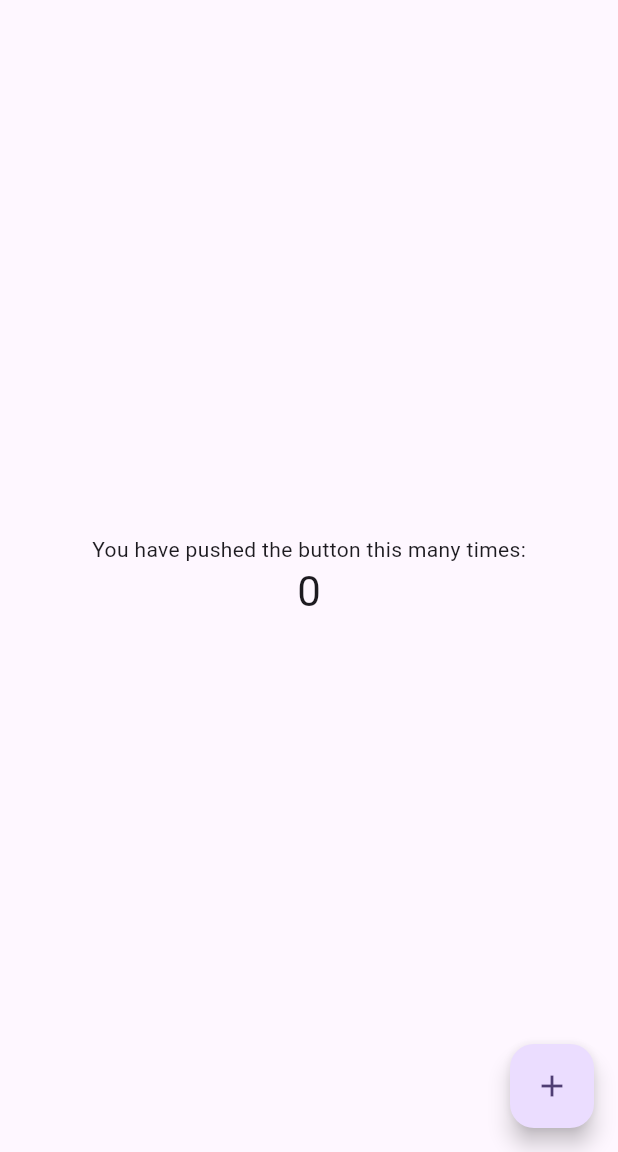
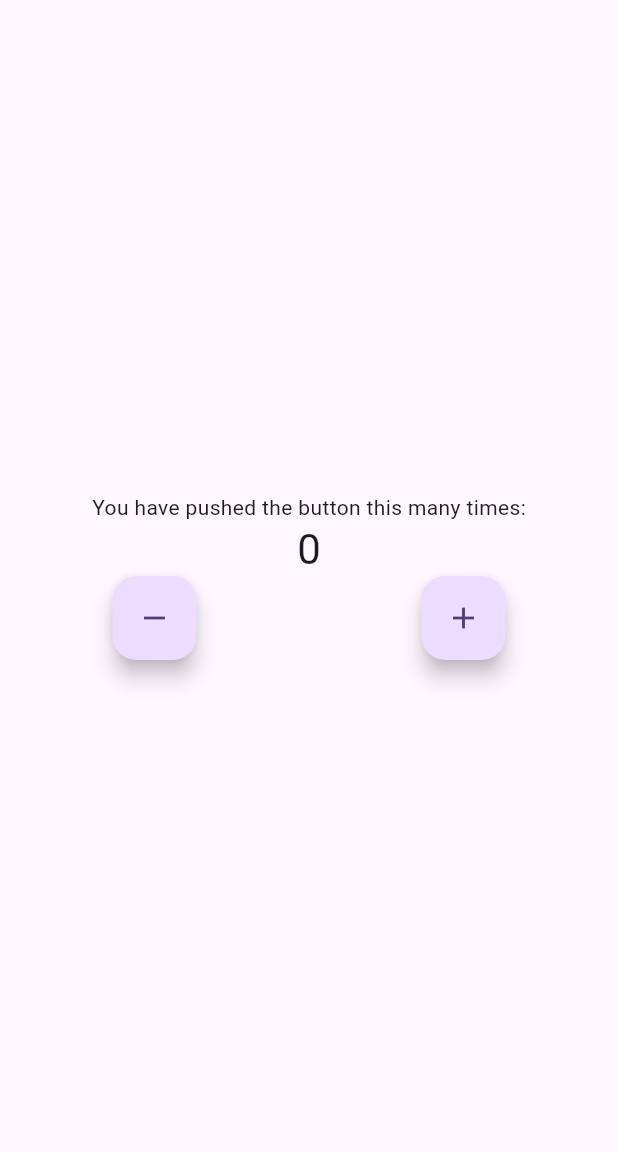
Before and after one commit to GregBiglione/tut_bloc, a Flutter app: the screen it shows after launch, on a phone screen of 412 x 824 dp, the part 84-1236 px from its top. Run offline on Flutter 3.47's test engine with Material 2 defaults, Android fonts, the phone set to English and light mode, and no system bars; our stand-ins replace bloc, flutter_bloc.

Commit message:
Added CounterCubit, CounterState & modified main

```diff
--- /dev/null
+++ b/lib/domain/cubit/counter_cubit.dart
@@ -0,0 +1,15 @@
+import 'package:bloc/bloc.dart';
+
+part 'counter_state.dart';
+
+class CounterCubit extends Cubit<CounterState> {
+  CounterCubit() : super(CounterState(counterValue: 0, isIncremented: false));
+
+  void increment() => emit(
+      CounterState(counterValue: state.counterValue + 1, isIncremented: true)
+  );
+
+  void decrement() => emit
+    (CounterState(counterValue: state.counterValue - 1, isIncremented: false)
+  );
+}
--- /dev/null
+++ b/lib/domain/cubit/counter_state.dart
@@ -0,0 +1,8 @@
+part of 'counter_cubit.dart';
+
+class CounterState {
+  int counterValue;
+  bool isIncremented;
+
+  CounterState({required this.counterValue, required this.isIncremented});
+}
--- a/lib/main.dart
+++ b/lib/main.dart
@@ -1,4 +1,7 @@
 import 'package:flutter/material.dart';
+import 'package:flutter_bloc/flutter_bloc.dart';
+
+import 'domain/cubit/counter_cubit.dart';
 
 void main() {
   runApp(const MyApp());
@@ -10,43 +13,22 @@ class MyApp extends StatelessWidget {
   // This widget is the root of your application.
   @override
   Widget build(BuildContext context) {
-    return MaterialApp(
+    return BlocProvider<CounterCubit>(
+      create: (context) => CounterCubit(),
+      child: MaterialApp(
         title: 'Flutter Demo',
         theme: ThemeData(
-        // This is the theme of your application.
-        //
-        // TRY THIS: Try running your application with "flutter run". You'll see
-        // the application has a blue toolbar. Then, without quitting the app,
-        // try changing the seedColor in the colorScheme below to Colors.green
-        // and then invoke "hot reload" (save your changes or press the "hot
-        // reload" button in a Flutter-supported IDE, or press "r" if you used
-        // the command line to start the app).
-        //
-        // Notice that the counter didn't reset back to zero; the application
-        // state is not lost during the reload. To reset the state, use hot
-        // restart instead.
-        //
-        // This works for code too, not just values: Most code changes can be
-        // tested with just a hot reload.
           colorScheme: ColorScheme.fromSeed(seedColor: Colors.deepPurple),
           useMaterial3: true,
         ),
         home: const MyHomePage(title: 'Flutter Demo Home Page'),
+      ),
     );
   }
 }
 
 class MyHomePage extends StatefulWidget {
   const MyHomePage({super.key, required this.title});
-
-  // This widget is the home page of your application. It is stateful, meaning
-  // that it has a State object (defined below) that contains fields that affect
-  // how it looks.
-
-  // This class is the configuration for the state. It holds the values (in this
-  // case the title) provided by the parent (in this case the App widget) and
-  // used by the build method of the State. Fields in a Widget subclass are
-  // always marked "final".
 
   final String title;
 
@@ -55,70 +37,79 @@ class MyHomePage extends StatefulWidget {
 }
 
 class _MyHomePageState extends State<MyHomePage> {
-  int _counter = 0;
-
-  void _incrementCounter() {
-    setState(() {
-      // This call to setState tells the Flutter framework that something has
-      // changed in this State, which causes it to rerun the build method below
-      // so that the display can reflect the updated values. If we changed
-      // _counter without calling setState(), then the build method would not be
-      // called again, and so nothing would appear to happen.
-      _counter++;
-    });
-  }
-
   @override
   Widget build(BuildContext context) {
-    // This method is rerun every time setState is called, for instance as done
-    // by the _incrementCounter method above.
-    //
-    // The Flutter framework has been optimized to make rerunning build methods
-    // fast, so that you can just rebuild anything that needs updating rather
-    // than having to individually change instances of widgets.
     return Scaffold(
       appBar: AppBar(
-        // TRY THIS: Try changing the color here to a specific color (to
-        // Colors.amber, perhaps?) and trigger a hot reload to see the AppBar
-        // change color while the other colors stay the same.
         backgroundColor: Theme.of(context).colorScheme.inversePrimary,
-        // Here we take the value from the MyHomePage object that was created by
-        // the App.build method, and use it to set our appbar title.
         title: Text(widget.title),
       ),
-      body: Center(
-        // Center is a layout widget. It takes a single child and positions it
-        // in the middle of the parent.
+      body: BlocListener<CounterCubit, CounterState>(
+        listener: (context, state) {
+          if(state.isIncremented == true) {
+            var snackBar = const SnackBar(
+              content: Text(
+                "Incremented!",
+                style: TextStyle(
+                    color: Colors.white,
+                ),
+              ),
+              duration: Duration(milliseconds: 300),
+              backgroundColor: Colors.green,
+            );
+            ScaffoldMessenger.of(context).showSnackBar(snackBar);
+          }
+          else {
+            var snackBar = const SnackBar(
+              content: Text(
+                "Decremented!",
+                style: TextStyle(
+                  color: Colors.white,
+                ),
+              ),
+              duration: Duration(milliseconds: 300),
+              backgroundColor: Colors.red,
+            );
+            ScaffoldMessenger.of(context).showSnackBar(snackBar);
+          }
+        },
+        child: Center(
           child: Column(
-          // Column is also a layout widget. It takes a list of children and
-          // arranges them vertically. By default, it sizes itself to fit its
-          // children horizontally, and tries to be as tall as its parent.
-          //
-          // Column has various properties to control how it sizes itself and
-          // how it positions its children. Here we use mainAxisAlignment to
-          // center the children vertically; the main axis here is the vertical
-          // axis because Columns are vertical (the cross axis would be
-          // horizontal).
-          //
-          // TRY THIS: Invoke "debug painting" (choose the "Toggle Debug Paint"
-          // action in the IDE, or press "p" in the console), to see the
-          // wireframe for each widget.
             mainAxisAlignment: MainAxisAlignment.center,
             children: <Widget>[
               const Text(
                 'You have pushed the button this many times:',
               ),
-            Text(
-              '$_counter',
+              BlocBuilder<CounterCubit, CounterState>(
+                builder: (context, state) {
+                  return Text(
+                    state.counterValue.toString(),
                     style: Theme.of(context).textTheme.headlineMedium,
+                  );
+                },
+              ),
+              Row(
+                mainAxisAlignment: MainAxisAlignment.spaceAround,
+                children: [
+                  FloatingActionButton(
+                    onPressed: () {
+                      BlocProvider.of<CounterCubit>(context).decrement();
+                    },
+                    tooltip: 'Decrement',
+                    child: const Icon(Icons.remove),
+                  ),
+                  FloatingActionButton(
+                    onPressed: () {
+                      BlocProvider.of<CounterCubit>(context).increment();
+                    },
+                    tooltip: 'Increment',
+                    child: const Icon(Icons.add),
+                  ),
+                ],
               ),
             ],
           ),
         ),
-      floatingActionButton: FloatingActionButton(
-        onPressed: _incrementCounter,
-        tooltip: 'Increment',
-        child: const Icon(Icons.add),
       ), // This trailing comma makes auto-formatting nicer for build methods.
     );
   }
--- a/pubspec.yaml
+++ b/pubspec.yaml
@@ -46,6 +46,7 @@ dev_dependencies:
   # package. See that file for information about deactivating specific lint
   # rules and activating additional ones.
   flutter_lints: ^2.0.0
+  flutter_bloc: ^8.1.3
 
 # For information on the generic Dart part of this file, see the
 # following page: https://dart.dev/tools/pub/pubspec
```
Also changed, not shown: pubspec.lock. Lines whose indentation alone changed are shown as unchanged.
